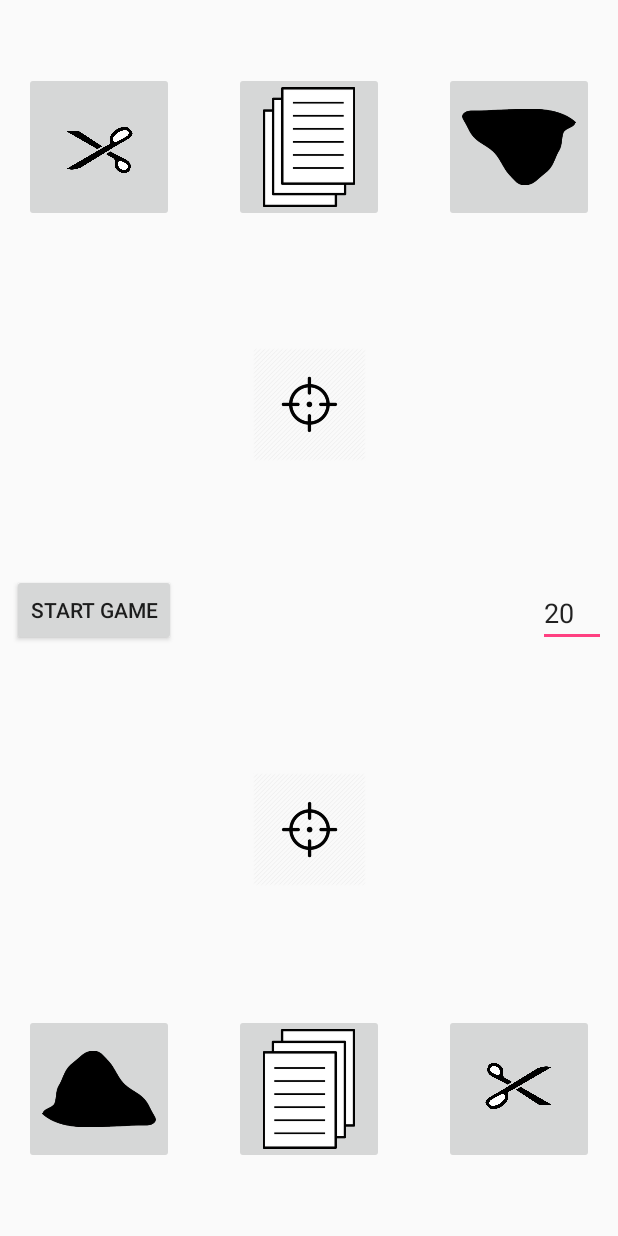
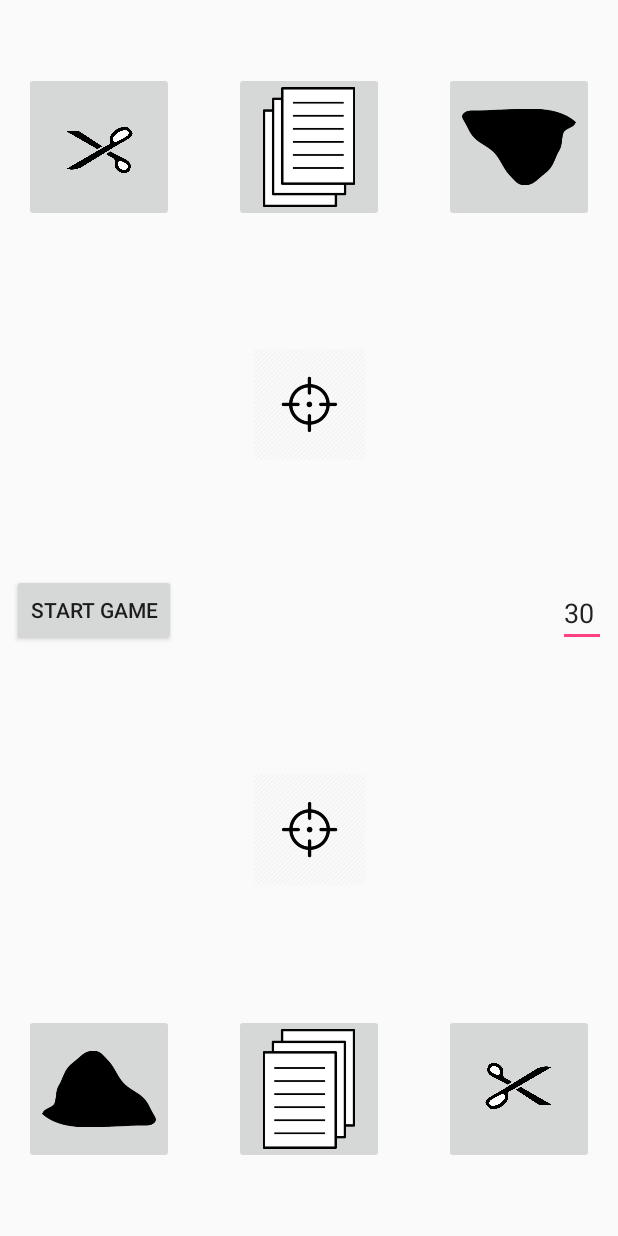
Before and after one commit to NikhilAPatel/RPS, an Android app: the screen it shows after launch (MainActivity), on a phone screen of 412 x 824 dp. Run offline under Robolectric (Android 15) with nearby library versions, the phone set to English and light mode, and no system bars.

Commit message:
Added code to have adjustable time based on number input; start game now starts a new game if a game is not in progress; end game tells who won and lost
Also added side coloration.
Many of the fundamental needs of the game have been addressed here.
I tried to make a method that is similar to the startGame but doesn't use the CountDownTimer. The CountDownTimer is what is causing some of the lag. The score:time ratio is really inconsistent. We will need to get my method working if we want to eliminate lag.

```diff
--- a/app/src/main/res/layout/game_activity.xml
+++ b/app/src/main/res/layout/game_activity.xml
@@ -143,8 +143,8 @@
         android:fontFamily="cursive"
         android:rotation="180"
         android:textAlignment="center"
-        android:textColor="@android:color/holo_blue_dark"
-        android:textColorLink="@android:color/black"
+        android:textColor="#FF0000FF"
+        android:textColorLink="#FF0000FF"
         android:textSize="36sp"
         app:layout_constraintBottom_toTopOf="@+id/p2paperButton"
         app:layout_constraintEnd_toEndOf="parent"
@@ -161,8 +161,8 @@
         android:layout_marginTop="4dp"
         android:fontFamily="cursive"
         android:textAlignment="center"
-        android:textColor="@android:color/holo_red_light"
-        android:textColorLink="@android:color/holo_red_light"
+        android:textColor="#FFFF0000"
+        android:textColorLink="#FFFF0000"
         android:textSize="36sp"
         app:layout_constraintBottom_toBottomOf="parent"
         app:layout_constraintEnd_toEndOf="parent"
@@ -187,11 +187,11 @@
 
     <EditText
         android:id="@+id/timeInput"
-        android:layout_width="45dp"
+        android:layout_width="32dp"
         android:layout_height="wrap_content"
         android:ems="10"
         android:inputType="number"
-        android:text="20"
+        android:text="30"
         android:textColorLink="@android:color/black"
         app:layout_constraintBottom_toTopOf="@+id/p1choiceImage"
         app:layout_constraintEnd_toEndOf="@+id/timer"
```
Also changed, not shown: app/src/main/java/academy/learnprogramming/rps/MainActivity.java (+72 -13 lines).
